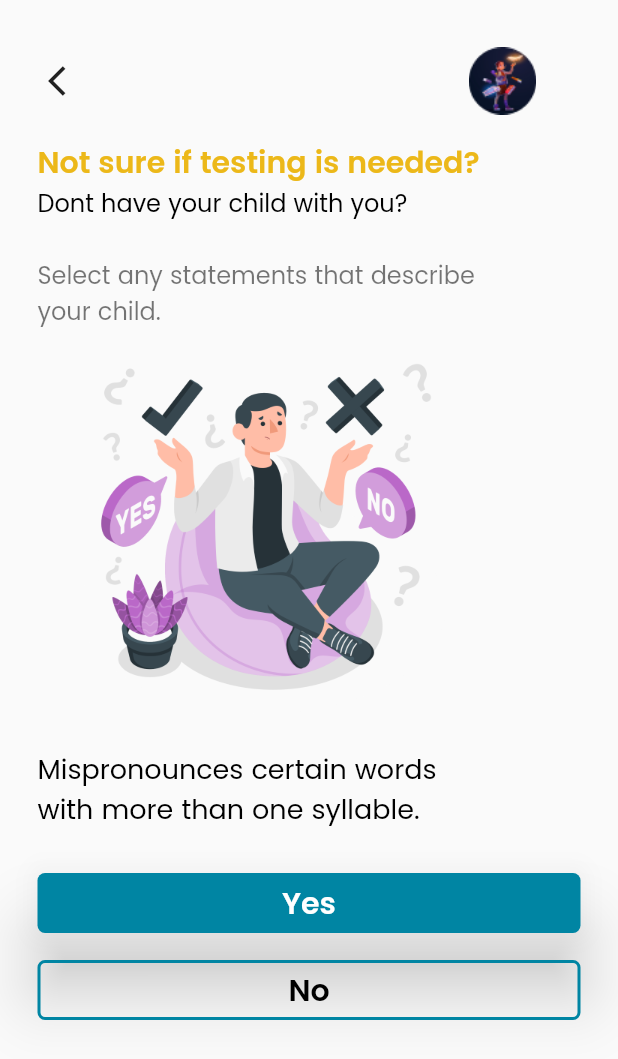
After one commit to RiyaShah08/SLDChecker, a Flutter app: the Testques2 screen opened directly, on a phone screen of 412 x 824 dp. The commit adds this screen. Shown: the top 1059 px of the screen. Run offline on Flutter 3.47's test engine with Material 2 defaults, Android fonts, the light colour scheme and no system bars; our stand-ins replace auto_size_text, cloud_firestore, firebase_auth, firebase_core, flutter_advanced_drawer, fluttertoast and 2 more; missing offline and left inert: google_ml_kit, status_stepper; accounts and stored records are empty.

Commit message:
In progress

```diff
--- /dev/null
+++ b/lib/contact.dart
@@ -0,0 +1,17 @@
+import 'package:flutter/material.dart';
+
+class Contact extends StatelessWidget {
+  const Contact({Key? key}) : super(key: key);
+
+  @override
+  Widget build(BuildContext context) {
+    return SafeArea(child: Scaffold(
+      body: SingleChildScrollView(
+        child: Padding(
+          padding: const EdgeInsets.only(left: 50.0, right: 50, top: 200),
+          child: Image.asset('asset/working.png', height: 250, width: 250,),
+        ),
+      ),
+    ));
+  }
+}
--- a/lib/navigationdrawer.dart
+++ b/lib/navigationdrawer.dart
@@ -1,6 +1,7 @@
 import 'package:flutter/material.dart';
 import 'package:auto_size_text/auto_size_text.dart';
 import 'package:flutter_advanced_drawer/flutter_advanced_drawer.dart';
+import 'package:sldchecker/contact.dart';
 import 'package:sldchecker/homescreen.dart';
 import 'package:sldchecker/testscreen.dart';
 import 'package:sldchecker/therapymain.dart';
@@ -88,7 +89,9 @@ class _DrawerScreenState extends State<DrawerScreen> {
                   // ),
 
                   ListTile(
-                    onTap: () {},
+                    onTap: () {
+                      Navigator.push(context, MaterialPageRoute(builder: (context) => Contact(),),);
+                    },
                     leading: Image.asset(
                       'asset/contact.png', height: 25, width: 25,),
                     title: Text('Contact', style: TextStyle(
--- /dev/null
+++ b/lib/testque3.dart
@@ -0,0 +1,119 @@
+import 'package:flutter/material.dart';
+import 'package:sldchecker/testque1.dart';
+
+class Testques2 extends StatelessWidget {
+  const Testques2({Key? key}) : super(key: key);
+
+  @override
+  Widget build(BuildContext context) {
+    return SafeArea(
+      child: Scaffold(
+        body: SingleChildScrollView(
+          child: Column(
+              crossAxisAlignment: CrossAxisAlignment.start,
+              children: [
+                Padding(
+                  padding: const EdgeInsets.only(right: 30.0, top: 30, left: 20),
+                  child: Row(
+                      children: [
+                        IconButton(icon: Icon(Icons.arrow_back_ios), onPressed: () {
+                          Navigator.pop(context);
+                        },),
+                        Expanded(child: Padding(
+                          padding: const EdgeInsets.only(left: 220.0),
+                          child: Image.asset('asset/profile.png', height: 45, width: 45,),
+                        ),
+                        ),
+                      ]),
+                ),
+                Padding(
+                  padding: const EdgeInsets.only(right: 25.0, left: 25, top: 15),
+                  child: RichText(
+                      textAlign: TextAlign.justify,
+                      text: TextSpan(
+                          text: "Not sure if testing is needed?",
+                          style: TextStyle(color: Color(0XFFECB819), fontSize: 20, fontFamily: "Poppins", fontWeight: FontWeight.w600),
+                          children: <TextSpan>[
+                            TextSpan(
+                              text: '\nDont have your child with you?',
+                              style: TextStyle(color: Colors.black, fontSize: 16, fontFamily: "Poppins", fontWeight: FontWeight.w200),
+                            ),
+                            TextSpan(
+                              text: '\n\nSelect any statements that describe',
+                              style: TextStyle(color: Colors.black54, fontSize: 16, fontFamily: "Poppins", fontWeight: FontWeight.w200),
+                            ),
+                            TextSpan(
+                              text: '\nyour child.',
+                              style: TextStyle(color: Colors.black54, fontSize: 16, fontFamily: "Poppins", fontWeight: FontWeight.w200),
+                            ),
+                          ]
+                      )),
+                ),
+                SizedBox(height: 10),
+                Padding(
+                  padding: const EdgeInsets.only(left: 50.0),
+                  child: Image.asset('asset/yn.png', height: 250, width: 250),
+                ),
+                SizedBox(height: 5,),
+                Padding(
+                  padding: const EdgeInsets.only(right: 25.0, left: 25, top: 15),
+                  child: RichText(
+                      textAlign: TextAlign.justify,
+                      text: TextSpan(
+                          text: "Mispronounces certain words",
+                          style: TextStyle(color: Colors.black, fontSize: 18, fontFamily: "Poppins", fontWeight: FontWeight.w300),
+                          children: <TextSpan>[
+                            TextSpan(
+                              text: '\nwith more than one syllable.',
+                              style: TextStyle(color: Colors.black, fontSize: 18, fontFamily: "Poppins", fontWeight: FontWeight.w300),
+                            ),
+                          ]
+                      )),
+                ),
+                Padding(
+                  padding: const EdgeInsets.only(right: 25, left: 25, top: 25),
+                  child: MaterialButton(
+                    height: 40,
+                    elevation: 20,
+                    color: Color(0xFF0085A3),
+                    shape: RoundedRectangleBorder(borderRadius: BorderRadius.circular(5)),
+                    minWidth: MediaQuery.of(context).size.width,
+                    onPressed: () {
+                      Navigator.push(context, MaterialPageRoute(builder: (context) => Testques1(), ), );
+                    },
+                    child: Text(
+                      "Yes",
+                      textAlign: TextAlign.center,
+                      style: TextStyle(
+                          fontSize: 20,
+                          fontFamily: "Poppins",
+                          color: Colors.white,
+                          fontWeight: FontWeight.w600),
+                    ),
+                  ),
+                ),
+                Padding(
+                  padding: const EdgeInsets.only(right: 25, left: 25, top: 10),
+                  child: MaterialButton(
+                    height: 40,
+                    elevation: 20,
+                    shape: RoundedRectangleBorder(borderRadius: BorderRadius.circular(5), side: BorderSide(color: Color(0xFF0085A3), width: 2)),
+                    minWidth: MediaQuery.of(context).size.width,
+                    onPressed: () {
+                      Navigator.push(context, MaterialPageRoute(builder: (context) => Testques1(), ), );
+                    },
+                    child: Text("No", textAlign: TextAlign.center,
+                      style: TextStyle(
+                          fontSize: 20,
+                          fontFamily: "Poppins",
+                          color: Colors.black,
+                          fontWeight: FontWeight.w600),
+                    ),
+                  ),
+                ),
+              ]),
+        ),
+      ),
+    );
+  }
+}
--- a/pubspec.yaml
+++ b/pubspec.yaml
@@ -51,6 +51,7 @@ dependencies:
   another_stepper: ^1.0.4
   url_launcher: ^6.0.17
   status_stepper: ^1.0.0
+  camera: ^0.9.4+19
 
 dev_dependencies:
   flutter_test:
```
Also changed, not shown: lib/testque.dart (+32 -3 lines), lib/testque1.dart (added, +119 -0 lines), asset/working.png (added), asset/yn.png (added), pubspec.lock, 2 other files.
